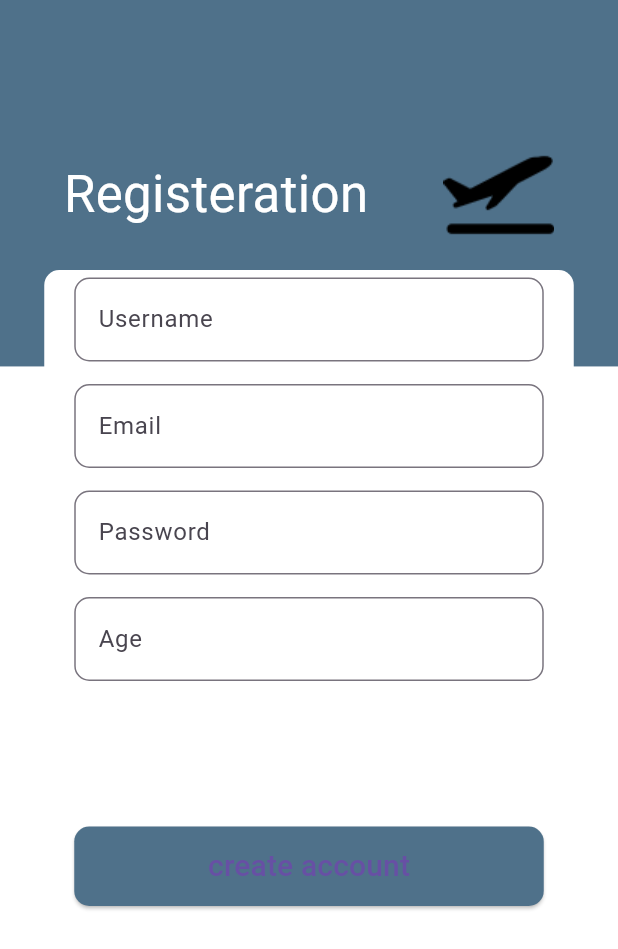
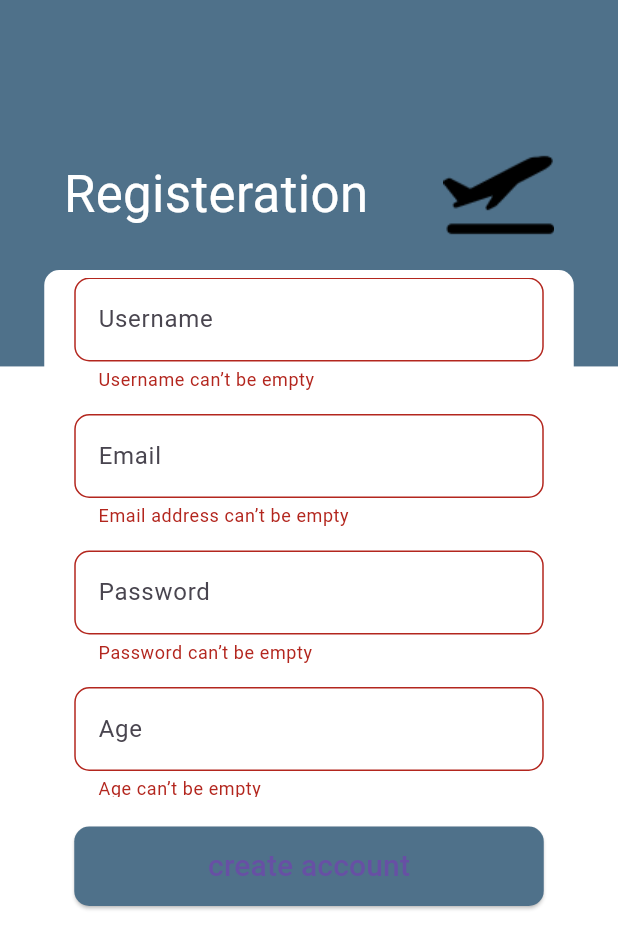
Before and after one commit to Youssef10Elbakry/airline_reservation_system_project, a Flutter app: the RegisterationScreen screen opened by its route, after a tap on "create account", on a phone screen of 412 x 824 dp. Shown: the top 949 px of the screen. Run offline on Flutter 3.47's test engine with Material 3 defaults, Android fonts, the phone set to English and light mode, and no system bars.

Commit message:
finished validation of registeration screen

```diff
--- a/lib/main.dart
+++ b/lib/main.dart
@@ -1,4 +1,5 @@
 import 'package:airline_reservation_system/ui/Auth/Login/login_screen.dart';
+import 'package:airline_reservation_system/ui/main_screen/tabs/main_screen.dart';
 
 import 'ui/home_screen.dart';
 import 'ui/Auth/Registeration/registeration_screen.dart';
@@ -9,7 +10,7 @@ void main() {
     routes: {
       HomeScreen.screenName: (_) =>  const HomeScreen(),
       RegisterationScreen.screenName: (_) => RegisterationScreen(),
-      LoginScreen.screenName: (_) =>LoginScreen()
+      LoginScreen.screenName: (_) =>LoginScreen(),
     },
     initialRoute: HomeScreen.screenName,
   )
--- a/lib/ui/Auth/Registeration/registeration_screen.dart
+++ b/lib/ui/Auth/Registeration/registeration_screen.dart
@@ -6,11 +6,14 @@ class RegisterationScreen extends StatelessWidget {
   static String screenName = "Registration Screen";
   List hintTexts = ["Username", "Email", "Password", "Age"];
   List inputTypes = [TextInputType.name, TextInputType.emailAddress, TextInputType.visiblePassword, TextInputType.number];
+  static final GlobalKey<FormState>  regFormKey = GlobalKey<FormState>();
   RegisterationScreen({super.key});
 
   @override
   Widget build(BuildContext context) {
-    return Container(
+    return Form(
+      key: regFormKey,
+      child: Container(
         decoration: const BoxDecoration(image: DecorationImage(fit: BoxFit.cover,image: AssetImage("assets/Registeration_login/background.png"))),
         child: Scaffold(
           resizeToAvoidBottomInset: false,
@@ -47,7 +50,10 @@ class RegisterationScreen extends StatelessWidget {
                     SizedBox(
                       width: 325,
                       height: 53,
-                    child: ElevatedButton(onPressed: (){},
+                      child: ElevatedButton(onPressed: (){
+                        bool isValid = regFormKey.currentState!.validate();
+                        if(isValid){}
+                      },
                         style: ElevatedButton.styleFrom(
                           shape: RoundedRectangleBorder(
                             borderRadius: BorderRadius.circular(10)
@@ -63,6 +69,7 @@ class RegisterationScreen extends StatelessWidget {
             ],
           ),
         ),
+      ),
     );
   }
 }
--- a/lib/ui/Auth/myTextFormField.dart
+++ b/lib/ui/Auth/myTextFormField.dart
@@ -9,7 +9,37 @@ class MyTextFormField extends StatelessWidget {
   @override
   Widget build(BuildContext context) {
     return TextFormField(
-
+      validator: (text){
+        if(inputType == TextInputType.name || inputType == TextInputType.visiblePassword){
+          if(text == null || text.isEmpty){
+            String shownErrorText = "";
+            shownErrorText = inputType == TextInputType.name? "Username can’t be empty" : "Password can’t be empty";
+            return shownErrorText;
+          }
+        }
+        else if(inputType == TextInputType.emailAddress){
+          if(text == null || text.isEmpty){
+            return "Email address can’t be empty";
+          }
+          if(!(text!.contains("@")) || !(text!.contains(".com"))){
+            return "Please enter a valid email";
+          }
+        }
+        else if(inputType == TextInputType.number){
+          if(text == null || text.isEmpty){
+            return "Age can’t be empty";
+          }
+          try{
+            int.parse(text!);
+          }
+          catch(e){
+            return "You must enter integer number";
+          }
+          if(int.parse(text!)<18){
+            return "You must be 18 years or older to register";
+          }
+        }
+      },
       keyboardType: inputType,
       obscureText: inputType == TextInputType.visiblePassword,
       decoration: InputDecoration(
--- a/lib/ui/home_screen.dart
+++ b/lib/ui/home_screen.dart
@@ -9,6 +9,7 @@ class HomeScreen extends StatelessWidget {
   @override
   Widget build(BuildContext context) {
     return Scaffold(
+      resizeToAvoidBottomInset: false,
       body: Column(
         mainAxisAlignment: MainAxisAlignment.start,
         children: [
@@ -53,7 +54,7 @@ class HomeScreen extends StatelessWidget {
             children: [
             ElevatedButton(
               onPressed: (){
-
+                Navigator.pushNamed(context, LoginScreen.screenName);
               },
                 style: ElevatedButton.styleFrom(primary: Color(0xff4F718A),
                 fixedSize: const Size(300, 50),
@@ -76,6 +77,7 @@ class HomeScreen extends StatelessWidget {
             children: [
               ElevatedButton(
                 onPressed: (){
+                  Navigator.pushNamed(context, RegisterationScreen.screenName);
                 },
                 style: ElevatedButton.styleFrom(
                     primary: const Color(0xff4F718A),
--- /dev/null
+++ b/lib/ui/main_screen/tabs/available_tickets/available_tickets_screen.dart
@@ -0,0 +1,11 @@
+import 'package:flutter/cupertino.dart';
+
+class AvailableTickets extends StatelessWidget {
+  static String screenName = " Available Tickets Screen";
+  const AvailableTickets({super.key});
+
+  @override
+  Widget build(BuildContext context) {
+    return const Placeholder();
+  }
+}
```
Also changed, not shown: lib/ui/Auth/Login/login_screen.dart (+6 -3 lines). Lines whose indentation alone changed are shown as unchanged.
